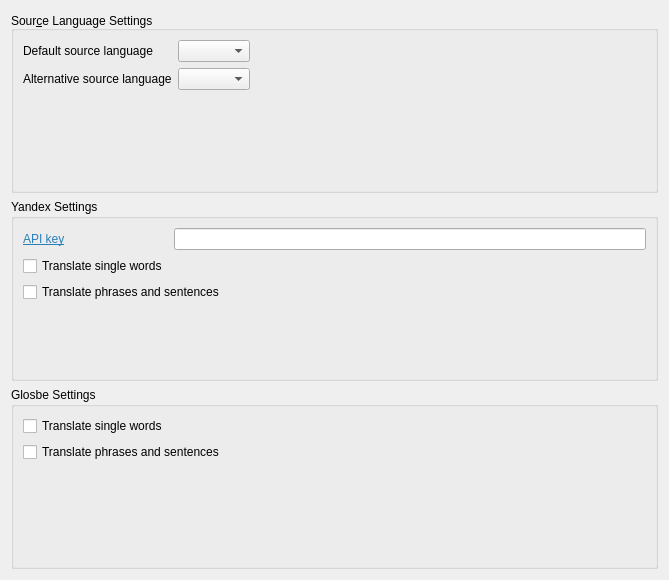
Before: the Qt Designer form config/translator_config.ui in naraesk/krunner-translator, drawn with Qt 5.
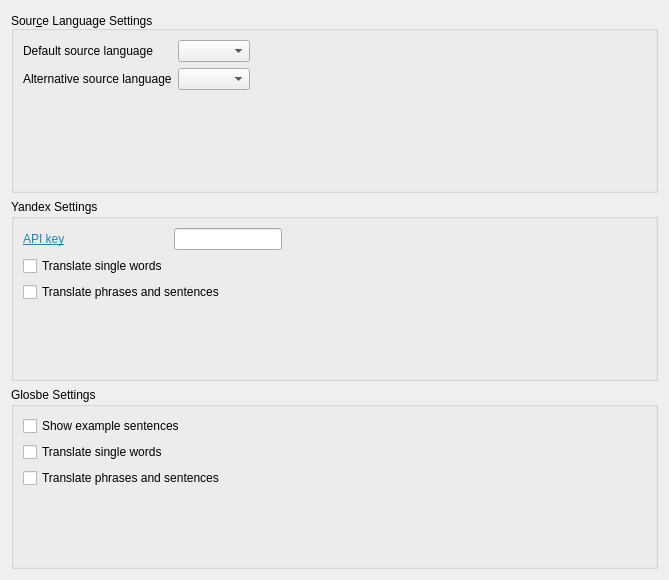
After: the same form once the commit is applied.

Commit message: support example sentences in glosbe api

```diff
--- a/config/translator_config.ui
+++ b/config/translator_config.ui
@@ -85,6 +85,8 @@
      <property name="title">
       <string>Yandex Settings</string>
      </property>
+     <layout class="QFormLayout" name="formLayout_5">
+      <item row="0" column="0">
      <layout class="QFormLayout" name="formLayout">
       <item row="0" column="0">
        <widget class="QLabel" name="label_apikey">
@@ -130,6 +132,8 @@
        </widget>
       </item>
      </layout>
+      </item>
+     </layout>
     </widget>
    </item>
    <item>
@@ -147,14 +151,14 @@
       <property name="labelAlignment">
        <set>Qt::AlignLeading|Qt::AlignLeft|Qt::AlignVCenter</set>
       </property>
-      <item row="0" column="0">
+      <item row="1" column="0">
        <widget class="QCheckBox" name="glosbe_word">
         <property name="text">
          <string>Translate single words</string>
         </property>
        </widget>
       </item>
-      <item row="1" column="0">
+      <item row="2" column="0">
        <widget class="QCheckBox" name="glosbe_phrase">
         <property name="text">
          <string>Translate phrases and sentences</string>
@@ -164,6 +168,13 @@
         </property>
        </widget>
       </item>
+      <item row="0" column="0">
+       <widget class="QCheckBox" name="glosbe_examples">
+        <property name="text">
+         <string>Show example sentences</string>
+        </property>
+       </widget>
+      </item>
      </layout>
     </widget>
    </item>
```
Lines whose indentation alone changed are shown as unchanged. The commit also changes 6 other files.
